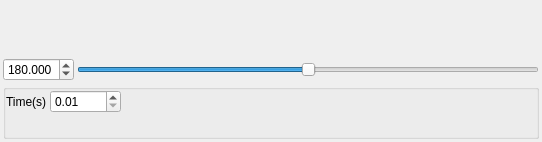
ww4u/megarobostudio, file source/wnd/ui/axesknob.ui: the form before one commit.
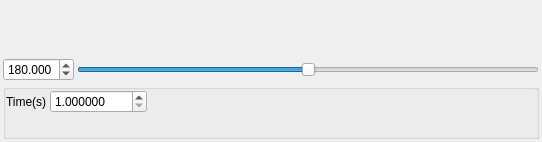
The form after the commit. Icons and pictures are not drawn. Custom widgets are drawn as their Qt base class.

Diff of the .ui file:
```diff
--- a/source/wnd/ui/axesknob.ui
+++ b/source/wnd/ui/axesknob.ui
@@ -126,8 +126,11 @@
       </item>
       <item row="0" column="1">
        <widget class="QDoubleSpinBox" name="spinStepTime">
+        <property name="decimals">
+         <number>6</number>
+        </property>
         <property name="minimum">
-         <double>0.010000000000000</double>
+         <double>1.000000000000000</double>
         </property>
         <property name="maximum">
          <double>1000.000000000000000</double>
```
Left out of the diff: 6 changed lines with no effect on the pictures.
